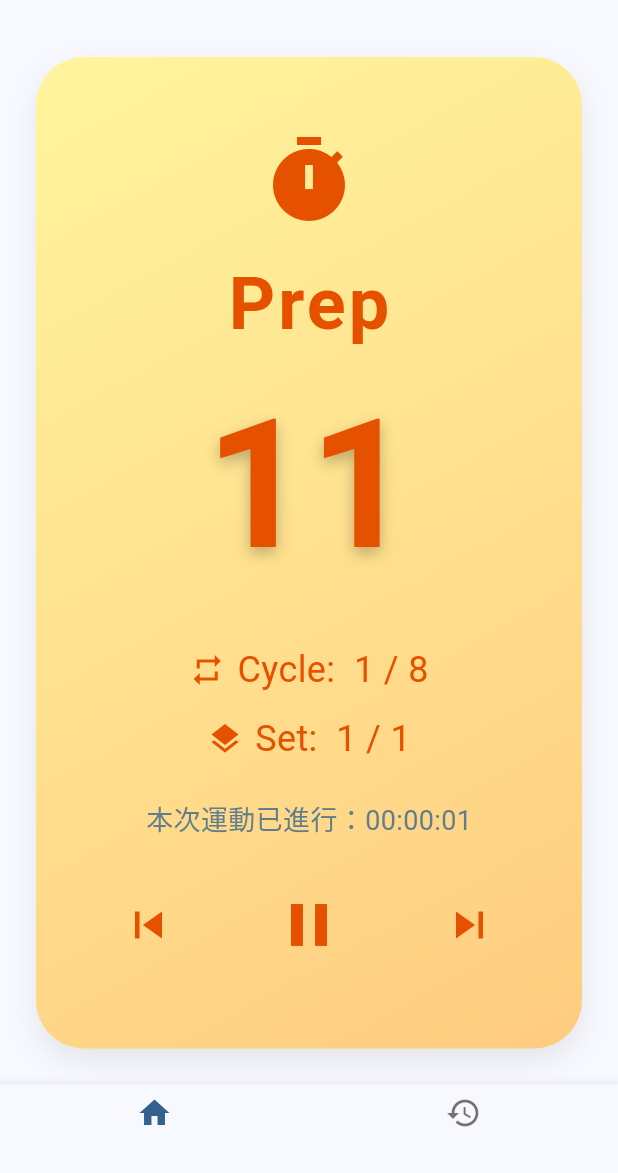
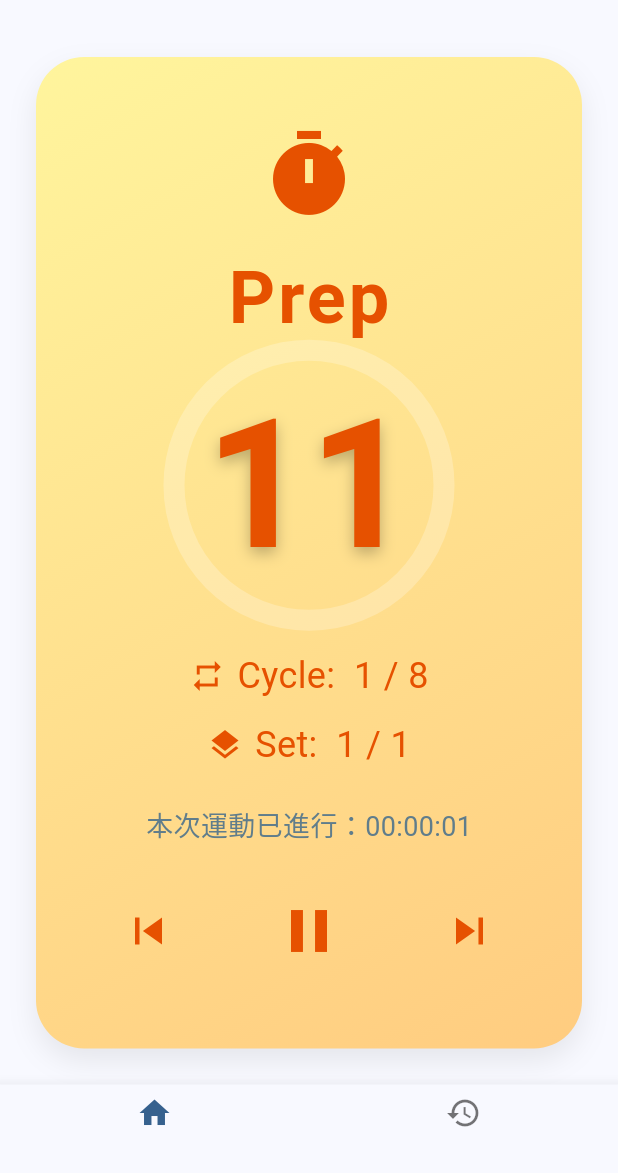
Before and after one commit to brianhsux/TabataApp, a Flutter app: the screen it shows after launch, after a tap on the "remove" icon, after a tap on the "add" icon, after a tap on "Start", on a phone screen of 412 x 824 dp, the part 63-1236 px from its top. Run offline on Flutter 3.47's test engine with Material 3 defaults, Android fonts, the phone set to English and light mode, and no system bars; our stand-ins replace audioplayers, shared_preferences, sqflite, stop_watch_timer; accounts and stored records are empty.

Commit message:
feat: add circular countdown progress bar to timer page (main.dart)

```diff
--- a/lib/main.dart
+++ b/lib/main.dart
@@ -606,11 +606,27 @@ class _TabataScreenState extends State<TabataScreen> {
             phaseText,
             style: TextStyle(fontSize: 48, color: textColor, fontWeight: FontWeight.bold, letterSpacing: 2),
           ),
-          Text(
-            displayText,
-            style: TextStyle(fontSize: 120, fontWeight: FontWeight.bold, color: textColor, shadows: [
-              Shadow(blurRadius: 12, color: Colors.black26, offset: Offset(0, 4)),
-            ]),
+          // 圓形倒數進度條
+          Stack(
+            alignment: Alignment.center,
+            children: [
+              SizedBox(
+                width: 180,
+                height: 180,
+                child: CircularProgressIndicator(
+                  value: _getProgress(),
+                  strokeWidth: 14,
+                  backgroundColor: Colors.white24,
+                  valueColor: AlwaysStoppedAnimation<Color>(Colors.white),
+                ),
+              ),
+              Text(
+                displayText,
+                style: TextStyle(fontSize: 120, fontWeight: FontWeight.bold, color: textColor, shadows: [
+                  Shadow(blurRadius: 12, color: Colors.black26, offset: Offset(0, 4)),
+                ]),
+              ),
+            ],
           ),
           SizedBox(height: 20),
           // Cycle and Set on separate lines
@@ -1124,4 +1140,23 @@ class _TabataScreenState extends State<TabataScreen> {
       _playBgm('rest');
     }
   }
+
+  double _getProgress() {
+    int total = 1;
+    final state = context.read<TabataState>();
+    switch (_currentPhase) {
+      case 'PREP':
+        total = state.prepTime + 1;
+        break;
+      case 'WORK':
+        total = state.workTime + 1;
+        break;
+      case 'REST':
+        total = state.restTime + 1;
+        break;
+      default:
+        total = _remainingTime > 0 ? _remainingTime : 1;
+    }
+    return total > 0 ? (total - _remainingTime) / total : 0.0;
+  }
 }
```
